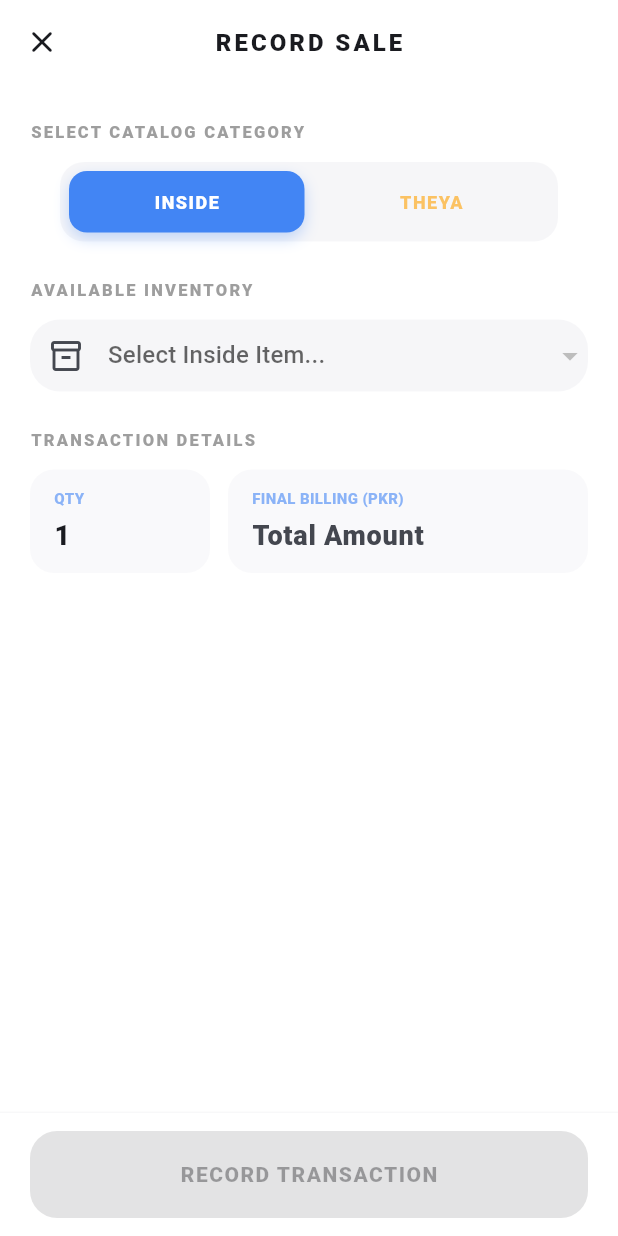
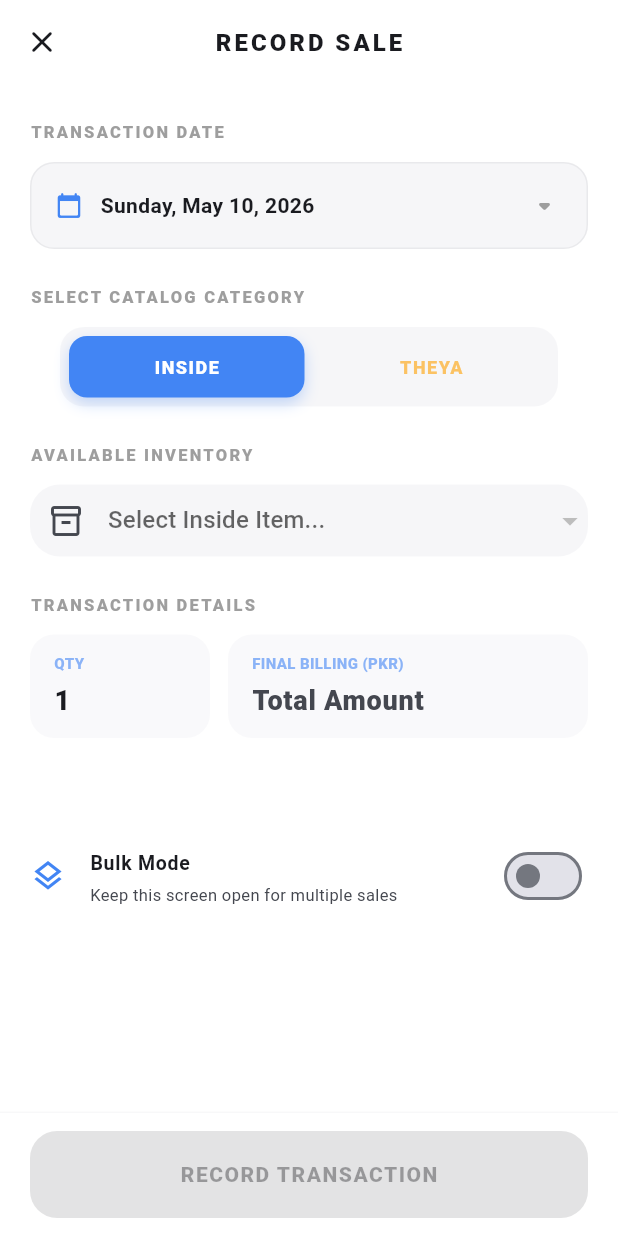
Before and after one commit to huzaifak08/Sprint-14, a Flutter app: the AddUpdateSaleView screen opened directly with empty values, on a phone screen of 412 x 824 dp. Run offline on Flutter 3.47's test engine with Material 3 defaults, Android fonts, the phone set to English and light mode, and no system bars; our stand-ins replace cloud_firestore, connectivity_plus, firebase_auth, firebase_core, firebase_messaging, fl_chart and 13 more; missing offline and left inert: app_settings; accounts and stored records are empty; generated files the repository leaves out were written again; project files that could hold a hidden picture were left out; key blocks and very long unbroken strings in the code were emptied for the run.

Commit message:
bulk sales

```diff
--- a/lib/views/business_views/add_update_sale_view.dart
+++ b/lib/views/business_views/add_update_sale_view.dart
@@ -1,6 +1,7 @@
 import 'package:flutter/material.dart';
 import 'package:flutter/services.dart';
 import 'package:flutter_riverpod/flutter_riverpod.dart';
+import 'package:intl/intl.dart';
 import 'package:sprint_14/components/category_selector.dart';
 import 'package:sprint_14/helpers/app_data.dart';
 import 'package:sprint_14/models/product_model.dart';
@@ -25,21 +26,25 @@ class _AddUpdateSaleViewState extends ConsumerState<AddUpdateSaleView> {
   final TextEditingController _priceController = TextEditingController();
   final TextEditingController _qtyController = TextEditingController();
 
+  DateTime _selectedDate = DateTime.now(); // Default to today
+  bool _saveAndAddAnother = false; // For bulk entry
+
   double _measurementValue = 1.0;
   double _currentProfit = 0.0;
   bool _isEditMode = false;
-  bool _isInitialized = false; // Prevents re-initialization loops
+  bool _isInitialized = false;
 
   @override
   void initState() {
     super.initState();
     _isEditMode = widget.sale != null;
-    if (!_isEditMode) {
+    if (_isEditMode) {
+      _selectedDate = widget.sale!.dateTime;
+    } else {
       _qtyController.text = "1";
     }
   }
 
-  /// Reactive initialization: Populates fields once products are available
   void _initializeEditData(List<ProductModel> products) {
     if (_isInitialized || widget.sale == null) return;
 
@@ -50,7 +55,6 @@ class _AddUpdateSaleViewState extends ConsumerState<AddUpdateSaleView> {
     );
 
     if (product != null) {
-      // Use addPostFrameCallback to avoid calling setState during build
       WidgetsBinding.instance.addPostFrameCallback((_) {
         if (!mounted) return;
         setState(() {
@@ -91,6 +95,18 @@ class _AddUpdateSaleViewState extends ConsumerState<AddUpdateSaleView> {
     });
   }
 
+  Future<void> _pickDate() async {
+    final picked = await showDatePicker(
+      context: context,
+      initialDate: _selectedDate,
+      firstDate: DateTime(2020),
+      lastDate: DateTime.now(),
+    );
+    if (picked != null) {
+      setState(() => _selectedDate = picked);
+    }
+  }
+
   @override
   void dispose() {
     _priceController.dispose();
@@ -103,7 +119,6 @@ class _AddUpdateSaleViewState extends ConsumerState<AddUpdateSaleView> {
     final theme = Theme.of(context);
     final productState = ref.watch(productProvider(widget.businessId));
 
-    // Reactive Listener: Auto-populates when data arrives
     productState.whenData((products) => _initializeEditData(products));
 
     return Scaffold(
@@ -122,6 +137,13 @@ class _AddUpdateSaleViewState extends ConsumerState<AddUpdateSaleView> {
                     padding: const EdgeInsets.symmetric(horizontal: 20),
                     sliver: SliverList(
                       delegate: SliverChildListDelegate([
+                        const SizedBox(height: 24),
+
+                        // 1. DATE PICKER SECTION
+                        _buildSectionLabel("TRANSACTION DATE"),
+                        const SizedBox(height: 12),
+                        _buildDatePicker(theme),
+
                         const SizedBox(height: 24),
                         _buildSectionLabel("SELECT CATALOG CATEGORY"),
                         const SizedBox(height: 12),
@@ -151,6 +173,12 @@ class _AddUpdateSaleViewState extends ConsumerState<AddUpdateSaleView> {
                         const SizedBox(height: 32),
                         if (_selectedProduct != null)
                           _buildProfitInsight(theme),
+
+                        // 2. BULK MODE TOGGLE
+                        if (!_isEditMode) ...[
+                          const SizedBox(height: 24),
+                          _buildBulkToggle(theme),
+                        ],
                         const SizedBox(height: 40),
                       ]),
                     ),
@@ -164,6 +192,60 @@ class _AddUpdateSaleViewState extends ConsumerState<AddUpdateSaleView> {
       ),
     );
   }
+
+  Widget _buildDatePicker(ThemeData theme) {
+    return InkWell(
+      onTap: _pickDate,
+      borderRadius: BorderRadius.circular(16),
+      child: Container(
+        padding: const EdgeInsets.symmetric(horizontal: 16, vertical: 16),
+        decoration: BoxDecoration(
+          color: theme.colorScheme.surfaceContainerHighest.withValues(
+            alpha: 0.3,
+          ),
+          borderRadius: BorderRadius.circular(16),
+          border: Border.all(
+            color: theme.colorScheme.outline.withValues(alpha: 0.1),
+          ),
+        ),
+        child: Row(
+          children: [
+            Icon(
+              Icons.calendar_today_rounded,
+              size: 18,
+              color: theme.colorScheme.primary,
+            ),
+            const SizedBox(width: 12),
+            Text(
+              DateFormat('EEEE, MMM d, yyyy').format(_selectedDate),
+              style: const TextStyle(fontWeight: FontWeight.bold),
+            ),
+            const Spacer(),
+            const Icon(Icons.arrow_drop_down_rounded, color: Colors.grey),
+          ],
+        ),
+      ),
+    );
+  }
+
+  Widget _buildBulkToggle(ThemeData theme) {
+    return SwitchListTile.adaptive(
+      value: _saveAndAddAnother,
+      onChanged: (val) => setState(() => _saveAndAddAnother = val),
+      title: const Text(
+        "Bulk Mode",
+        style: TextStyle(fontWeight: FontWeight.bold, fontSize: 13),
+      ),
+      subtitle: const Text(
+        "Keep this screen open for multiple sales",
+        style: TextStyle(fontSize: 11),
+      ),
+      secondary: Icon(Icons.layers_outlined, color: theme.colorScheme.primary),
+      contentPadding: EdgeInsets.zero,
+    );
+  }
+
+  // --- UI Components (Same as provided but refactored to use theme correctly) ---
 
   Widget _buildHeader(ThemeData theme) {
     return SliverAppBar(
@@ -192,7 +274,6 @@ class _AddUpdateSaleViewState extends ConsumerState<AddUpdateSaleView> {
               color: theme.colorScheme.error,
             ),
           ),
-        const SizedBox(width: 8),
       ],
     );
   }
@@ -374,17 +455,13 @@ class _AddUpdateSaleViewState extends ConsumerState<AddUpdateSaleView> {
   }
 
   Widget _buildProfitInsight(ThemeData theme) {
-    if (_selectedProduct == null) return const SizedBox.shrink();
-
     final isHealthy = _currentProfit >= 0;
     final accentColor = isHealthy ? Colors.green.shade600 : Colors.red.shade600;
-
     final multiplier = double.tryParse(_qtyController.text) ?? 1.0;
     final bool isLinear =
         _selectedProduct!.unitType == "Meter" ||
         _selectedProduct!.unitType == "Gazz";
     final totalQty = isLinear ? (_measurementValue * multiplier) : multiplier;
-
     final totalCost = _selectedProduct!.retailPrice * totalQty;
     final suggestedMSRP = _selectedProduct!.msrpPrice * totalQty;
 
@@ -576,16 +653,36 @@ class _AddUpdateSaleViewState extends ConsumerState<AddUpdateSaleView> {
       soldAtPrice: totalBilling,
       profit: _currentProfit,
       quantity: finalQuantity,
-      dateTime: _isEditMode ? widget.sale!.dateTime : DateTime.now(),
+      dateTime: _selectedDate, // Uses the picked date
       isSynced: false,
       isDeleted: false,
     );
 
     if (_isEditMode) {
       ref.read(saleProvider(widget.businessId).notifier).updateSale(sale);
+      Navigator.pop(context);
     } else {
       ref.read(saleProvider(widget.businessId).notifier).recordSale(sale);
+
+      if (_saveAndAddAnother) {
+        // RESET FORM FOR NEXT ENTRY
+        HapticFeedback.mediumImpact();
+        setState(() {
+          _selectedProduct = null;
+          _priceController.clear();
+          _qtyController.text = "1";
+          _measurementValue = 1.0;
+          _currentProfit = 0.0;
+        });
+        ScaffoldMessenger.of(context).showSnackBar(
+          const SnackBar(
+            content: Text("Sale Recorded! Form reset."),
+            duration: Duration(seconds: 1),
+          ),
+        );
+      } else {
+        Navigator.pop(context);
+      }
     }
-    Navigator.pop(context);
   }
 }
```
Also changed, not shown: 1 other file.
